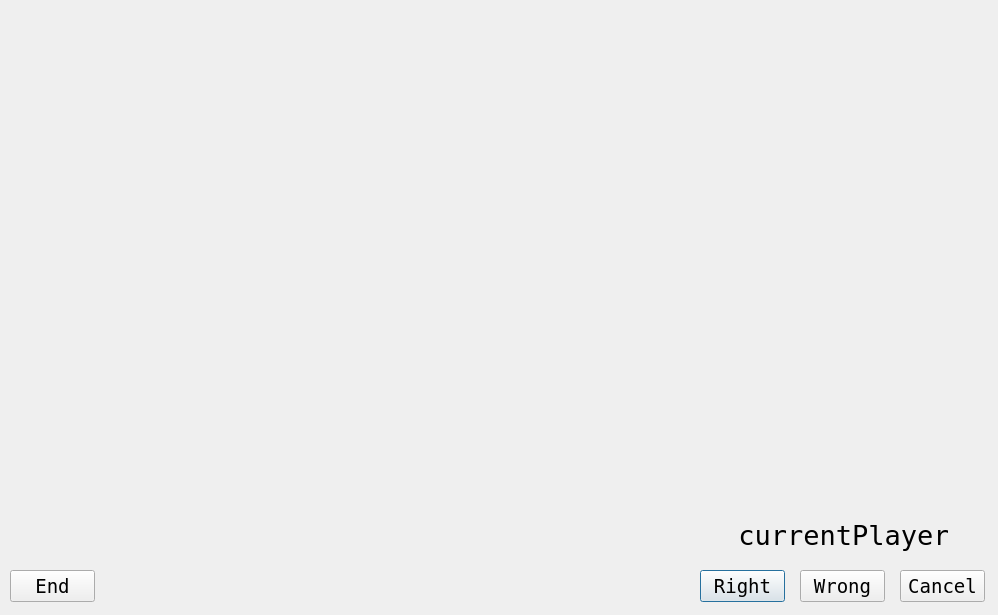
Old version of the form answer.ui in the repository chlange/jeopardy.
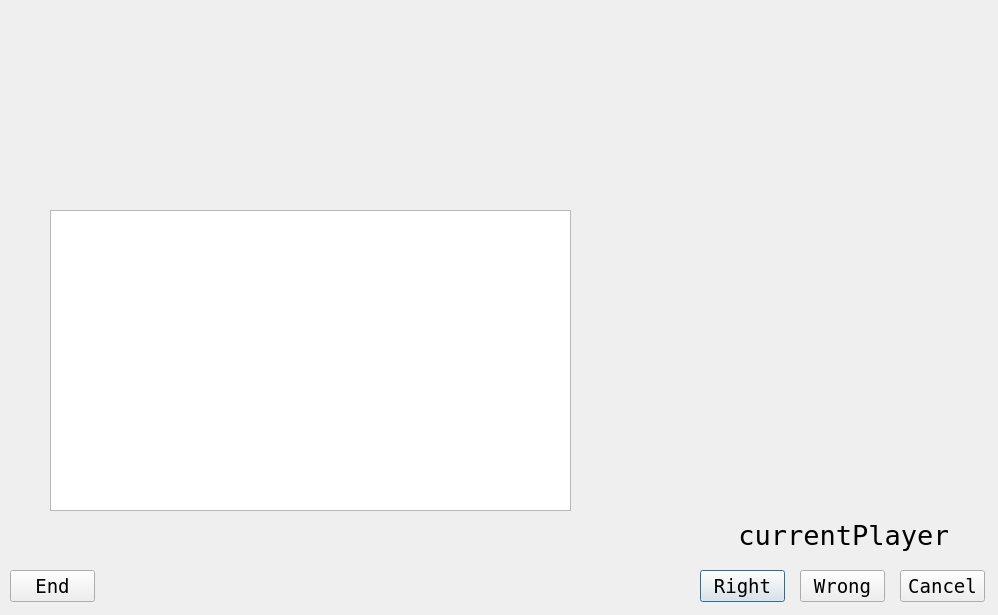
New version of the form. Icons and pictures are not drawn.

```diff
--- a/answer.ui
+++ b/answer.ui
@@ -201,6 +201,16 @@
     <string>Cancel</string>
    </property>
   </widget>
+  <widget class="QGraphicsView" name="graphicsView">
+   <property name="geometry">
+    <rect>
+     <x>50</x>
+     <y>210</y>
+     <width>521</width>
+     <height>301</height>
+    </rect>
+   </property>
+  </widget>
  </widget>
  <resources/>
  <connections/>
```
